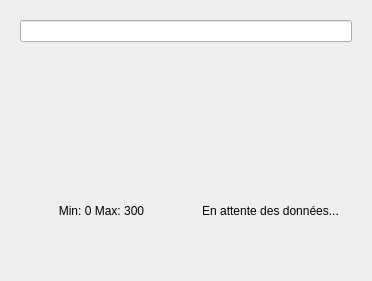
First picture: the form in localStationCS/pollutionwidget.ui, repository Gnoumy/RaspMeteo, before the edit.
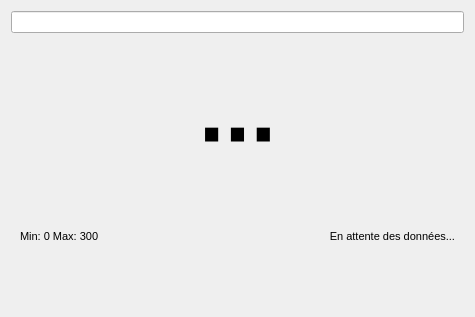
Second picture: the form after the edit.

Commit message: PollutionWidget: version texte terminée

The edit to the form file:
```diff
--- a/localStationCS/pollutionwidget.ui
+++ b/localStationCS/pollutionwidget.ui
@@ -6,30 +6,28 @@
    <rect>
     <x>0</x>
     <y>0</y>
-    <width>372</width>
-    <height>281</height>
+    <width>475</width>
+    <height>317</height>
    </rect>
   </property>
   <property name="windowTitle">
    <string>Form</string>
   </property>
   <layout class="QVBoxLayout" name="verticalLayout">
+   <item>
+    <widget class="QLineEdit" name="lineEdit_header">
+     <property name="alignment">
+      <set>Qt::AlignCenter</set>
+     </property>
+    </widget>
+   </item>
    <item>
     <widget class="QStackedWidget" name="stackedWidget">
      <property name="currentIndex">
       <number>0</number>
      </property>
      <widget class="QWidget" name="page_affichageDefaut_3">
-      <layout class="QVBoxLayout" name="verticalLayout_8">
-       <item>
-        <widget class="QLineEdit" name="lineEdit_header">
-         <property name="alignment">
-          <set>Qt::AlignCenter</set>
-         </property>
-        </widget>
-       </item>
-       <item>
-        <layout class="QVBoxLayout" name="verticalLayout_content">
+      <layout class="QVBoxLayout" name="verticalLayout_2">
          <item>
           <widget class="QLabel" name="label_Indice">
            <property name="font">
@@ -47,7 +45,7 @@
             <number>1</number>
            </property>
            <property name="text">
-            <string/>
+          <string>...</string>
            </property>
            <property name="alignment">
             <set>Qt::AlignCenter</set>
@@ -58,14 +56,19 @@
           </widget>
          </item>
          <item>
-          <layout class="QHBoxLayout" name="horizontalLayout_footer">
+        <layout class="QHBoxLayout" name="horizontalLayout">
            <item>
             <widget class="QLabel" name="label_MinMax">
+           <property name="font">
+            <font>
+             <pointsize>8</pointsize>
+            </font>
+           </property>
              <property name="text">
               <string>Min: 0 Max: 300</string>
              </property>
              <property name="alignment">
-              <set>Qt::AlignCenter</set>
+            <set>Qt::AlignLeading|Qt::AlignLeft|Qt::AlignVCenter</set>
              </property>
             </widget>
            </item>
@@ -135,19 +138,25 @@
                </disabled>
               </palette>
              </property>
+           <property name="font">
+            <font>
+             <pointsize>8</pointsize>
+            </font>
+           </property>
              <property name="text">
               <string>En attente des données...</string>
              </property>
              <property name="alignment">
-              <set>Qt::AlignCenter</set>
+            <set>Qt::AlignRight|Qt::AlignTrailing|Qt::AlignVCenter</set>
              </property>
             </widget>
            </item>
           </layout>
          </item>
         </layout>
-       </item>
-      </layout>
+      <zorder>formLayoutWidget</zorder>
+      <zorder>label_Station</zorder>
+      <zorder></zorder>
      </widget>
      <widget class="QWidget" name="page_affichageGraphique_3">
       <layout class="QVBoxLayout" name="verticalLayout_10">
```
Left out of the diff: 10 changed lines with no effect on the pictures. Lines whose indentation alone changed are shown as unchanged. The commit also changes 1 other file.
